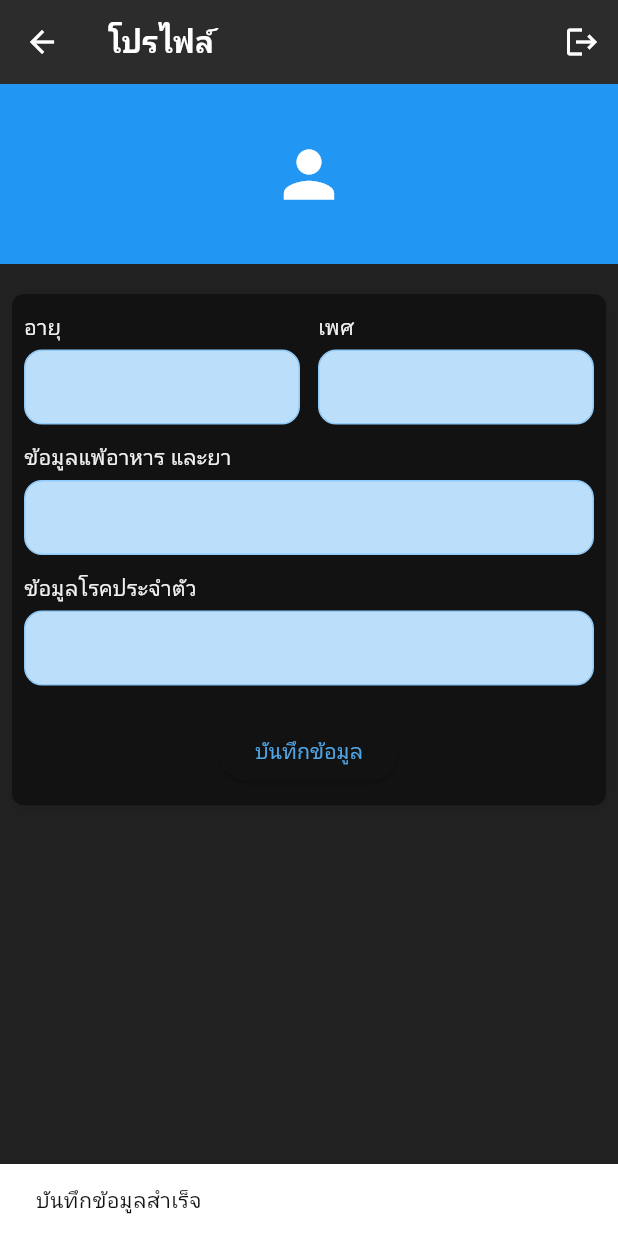
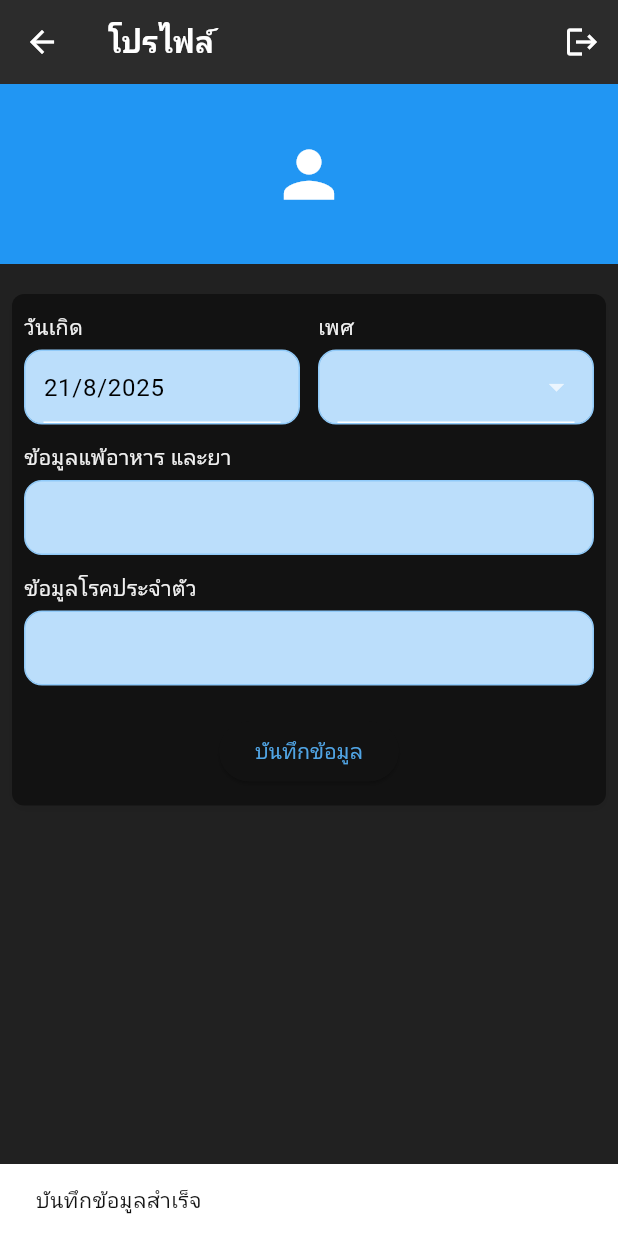
Before and after one commit to kittipongrks/Graduate_Project, a Flutter app: the AccountPage screen opened directly, after a tap on "บันทึกข้อมูล", on a phone screen of 412 x 824 dp. Run offline on Flutter 3.47's test engine with Material 3 defaults, Android fonts, the phone set to English and light mode, and no system bars; our stand-ins replace cloud_firestore, firebase_auth, firebase_core, flutter_dotenv, google_fonts; accounts and stored records are empty.

Commit message:
update page account

```diff
--- a/lib/auth/database.dart
+++ b/lib/auth/database.dart
@@ -5,9 +5,7 @@ class DatabaseService{
   DatabaseService({this.uid});
 
   final CollectionReference userCollection =
-  FirebaseFirestore.instance.collection('users');
-  final CollectionReference gender =
-  FirebaseFirestore.instance.collection('gender');
+  FirebaseFirestore.instance.collection('Users');
 
   Future updateUserData(
     String name, String email, String password) async {
@@ -30,7 +28,7 @@ Future<dynamic> fetchUserInfo() async {
 
   final doc = await FirebaseFirestore.instance
       .collection('Users')
-      .doc(email)
+      .doc(user.uid)
       .get();
 
   final age = calculateAge(doc.data()?['birthdate'] ?? Timestamp.fromDate(DateTime(2000, 1, 1))); // Default is Age 25
--- a/lib/pages/account_page.dart
+++ b/lib/pages/account_page.dart
@@ -2,6 +2,9 @@ import 'package:flutter/material.dart';
 import 'package:firebase_auth/firebase_auth.dart';
 import 'package:cloud_firestore/cloud_firestore.dart';
 import 'package:dahcpplication/auth/database.dart';
+import 'package:intl/intl.dart';
+import 'package:flutter/gestures.dart';
+import 'package:dahcpplication/controller/controller.dart';
 
 
 void _exitAlertDialog(BuildContext context){
@@ -41,14 +44,15 @@ class _AccountPageState extends State<AccountPage>{
   final _auth = FirebaseAuth.instance;
   final _firestore = FirebaseFirestore.instance;
 
-  final _ageController = TextEditingController();
+  final _birthdateController = TextEditingController();
   final _genderController = TextEditingController();
   final _foodAllergiesController = TextEditingController();
   final _medicalConditionsController = TextEditingController();
+  DateTime? birthdate;
 
   @override
   void dispose() {
-    _ageController.dispose();
+    _birthdateController.dispose();
     _genderController.dispose();
     _foodAllergiesController.dispose();
     _medicalConditionsController.dispose();
@@ -58,41 +62,42 @@ class _AccountPageState extends State<AccountPage>{
   @override
   void initState() {
     super.initState();
-    _loadUserData();
+    LoadUserInfo();
 }
 
-
- Future<void> _loadUserData() async {
-    try {
-      final user = _auth.currentUser;
-      if (user != null) {
-        final doc = await _firestore.collection('users').doc(user.uid).get();
-        if (doc.exists) {
-          setState(() {
-            _ageController.text = doc['age'] ?? '';
-            _genderController.text = doc['gender'] ?? '';
-            _foodAllergiesController.text = doc['foodAllergies'] ?? '';
-            _medicalConditionsController.text = doc['medicalConditions'] ?? '';
-          });
-        }
-      }
-    } catch (e) {
-      print("Error loading user data: $e");
-      // Handle error appropriately (e.g., show a snackbar)
+Future<dynamic> LoadUserInfo() async {
+  final user = _auth.currentUser;
+  if (user == null) {
+    print("ยังไม่ได้ login");
+    return;
+  }
+  final doc = await _firestore.collection('Users').doc(user.uid).get();
+  if (!doc.exists) return;
+  final data = doc.data()!;
+  setState(() {
+    // วันเกิด
+    if (data['birthdate'] != null) {
+      birthdate = (data['birthdate'] as Timestamp).toDate();
+      _birthdateController.text =
+          "${birthdate!.day}/${birthdate!.month}/${birthdate!.year}";
     }
-  }
+    _genderController.text = data['gender'] ?? '';
+    _foodAllergiesController.text = data['foodAllergies'] ?? '';
+    _medicalConditionsController.text = data['medicalConditions'] ?? '';
+  });
+}
 
 //Function Calling
  Future<void> _updateUserData() async {
     try {
       final user = _auth.currentUser;
       if (user != null) {
-        await _firestore.collection('users').doc(user.uid).update({
-          'age': _ageController.text,
+        await _firestore.collection('Users').doc(user.uid).set({
+          'birthdate': birthdate != null ? Timestamp.fromDate(birthdate!) : null,
           'gender': _genderController.text,
           'foodAllergies': _foodAllergiesController.text,
           'medicalConditions': _medicalConditionsController.text,
-        });
+        },SetOptions(merge: true));
         ScaffoldMessenger.of(context).showSnackBar(
           const SnackBar(content: Text('บันทึกข้อมูลสำเร็จ')),
         );
@@ -139,7 +144,6 @@ class _AccountPageState extends State<AccountPage>{
 
             const SizedBox(height: 20),
 
-            // AGE + GENDER ในบรรทัดเดียวกัน
             Container(
               padding: const EdgeInsets.symmetric(horizontal: 8),
               child: Container(
@@ -158,7 +162,6 @@ class _AccountPageState extends State<AccountPage>{
                 child: Column(
 
                   children: [
-                    // AGE + GENDER
                     Row(
                       children: [
                         // อายุ
@@ -166,7 +169,8 @@ class _AccountPageState extends State<AccountPage>{
                           child: Column(
                             crossAxisAlignment: CrossAxisAlignment.start,
                             children: [
-                              const Text("อายุ", style: TextStyle(fontSize: 14)),
+                              const Text("วันเกิด",
+                                  style: TextStyle(fontSize: 14)),
                               const SizedBox(height: 5),
                               Container(
                                 decoration: BoxDecoration(
@@ -176,13 +180,33 @@ class _AccountPageState extends State<AccountPage>{
                                 ),
                                 padding: const EdgeInsets.symmetric(horizontal: 12),
                                 child: TextFormField(
-                                  controller: _ageController,
-                                  decoration: InputDecoration(
-                                    border: InputBorder.none,
-                                    hintStyle: TextStyle(color: Colors.black),
-                                  ),
-                                ),
+                                  style: const TextStyle(color: Colors.black),
+                                  controller : _birthdateController,
+                                  readOnly: true,
+                                onTap: () async {
+                                  DateTime? pickedDate = await showDatePicker(
+                                    context: context,
+                                    initialDate: birthdate ?? DateTime.now(),
+                                    firstDate: DateTime.now().subtract(const Duration(days: 365 * 100)),
+                                    lastDate: DateTime.now(),
+                                    builder: (context, child) {
+                                      return Theme(
+                                        data: ThemeData.light(),
+                                        child: child!,
+                                      );
+                                    },
+                                  );
+                                  if (pickedDate != null) {
+                                    setState(() {
+                                      birthdate = pickedDate; // เก็บเป็น DateTime
+                                      _birthdateController.text =
+                                          "${pickedDate.day}/${pickedDate.month}/${pickedDate.year}";
+                                    });
+                                  }
+                                },
                               ),
+                              ),
+
                             ],
                           ),
                         ),
@@ -201,14 +225,34 @@ class _AccountPageState extends State<AccountPage>{
                                   borderRadius: BorderRadius.circular(12),
                                 ),
                                 padding: const EdgeInsets.symmetric(horizontal: 12),
-                                child: TextFormField(
-                                  controller: _genderController,
-                                  decoration: InputDecoration(
-                                    border: InputBorder.none,
-                                    hintStyle: TextStyle(color: Colors.black),
+                                child: DropdownButtonFormField<String>(
+                                  dropdownColor: Colors.blue.shade100,
+                                value: _genderController.text.isNotEmpty ? _genderController.text : null,
+                                style: const TextStyle(color: Colors.black),
+                                items: const [
+                                  DropdownMenuItem(
+                                    value: 'Male',
+                                    child: Text(
+                                      'Male',
+                                      style: TextStyle(color: Color.fromARGB(255, 0, 0, 0), ), // ใช้สีเดียวกับ BoxDecoration
+                                    ),
                                   ),
-                                ),
+                                  DropdownMenuItem(
+                                    value: 'Female',
+                                    child: Text(
+                                      'Female',
+                                      style: TextStyle(color: Color.fromARGB(255, 0, 0, 0)),
+                                    ),
+                                  ),
+                                ],
+                                onChanged: (value) {
+                                  setState(() {
+                                    _genderController.text = value!;
+                                  });
+                                },
                               ),
+                              ),
+
                             ],
                           ),
                         ),
@@ -231,6 +275,7 @@ class _AccountPageState extends State<AccountPage>{
                           ),
                           padding: const EdgeInsets.symmetric(horizontal: 12),
                           child: TextFormField(
+                            style: const TextStyle(color: Colors.black),
                             controller: _foodAllergiesController,
                             decoration: InputDecoration(
                               border: InputBorder.none,
@@ -257,10 +302,10 @@ class _AccountPageState extends State<AccountPage>{
                           ),
                           padding: const EdgeInsets.symmetric(horizontal: 12),
                           child: TextFormField(
+                            style: const TextStyle(color: Colors.black),
                             controller: _medicalConditionsController,
                             decoration: InputDecoration(
                               border: InputBorder.none,
-                              hintStyle: TextStyle(color: Colors.black),
                             ),
                           ),
                         ),
--- a/lib/pages/signup_page.dart
+++ b/lib/pages/signup_page.dart
@@ -61,13 +61,16 @@ class _SignUpPageState extends State<SignUpPage> {
   // create user document and collent in firestore
   Future<void> createUserDocument(UserCredential? userCredential) async{
     if (userCredential != null && userCredential.user != null){
+      final uid = userCredential.user!.uid;
       await FirebaseFirestore.instance
           .collection('Users')
-          .doc(userCredential.user!.email)
+          .doc(uid)
           .set({
             'email': userCredential.user!.email,
             'birthdate': birthdate != null ? Timestamp.fromDate(birthdate!) : null,
             'gender' : genderController,
+            'foodAllergies': '',
+            'medicalConditions': '',
           });
     }
   }
```
